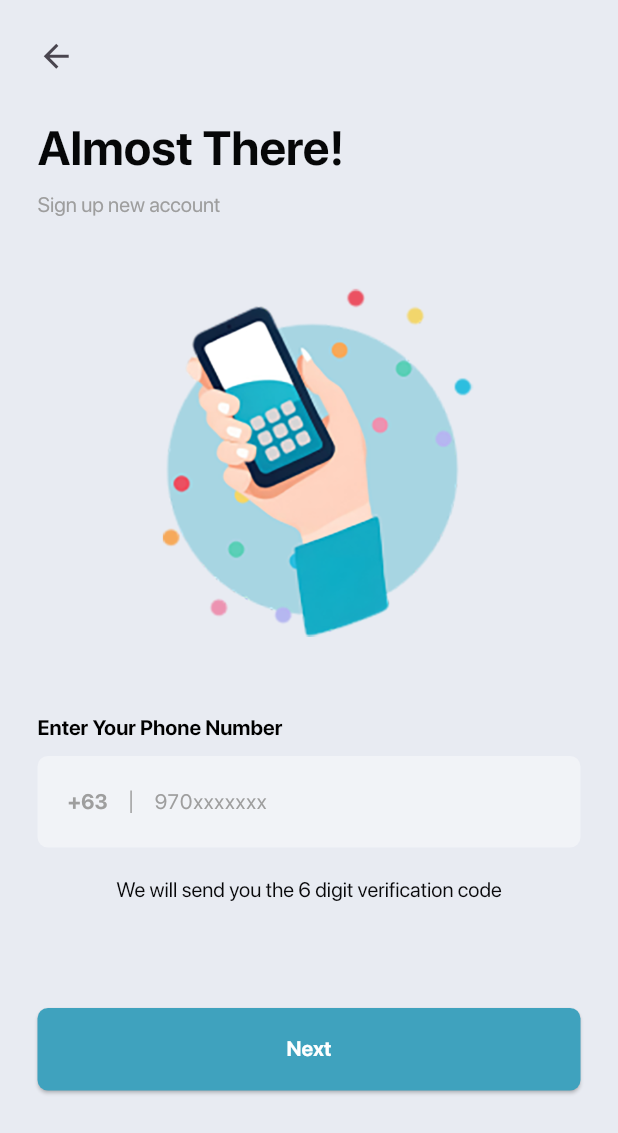
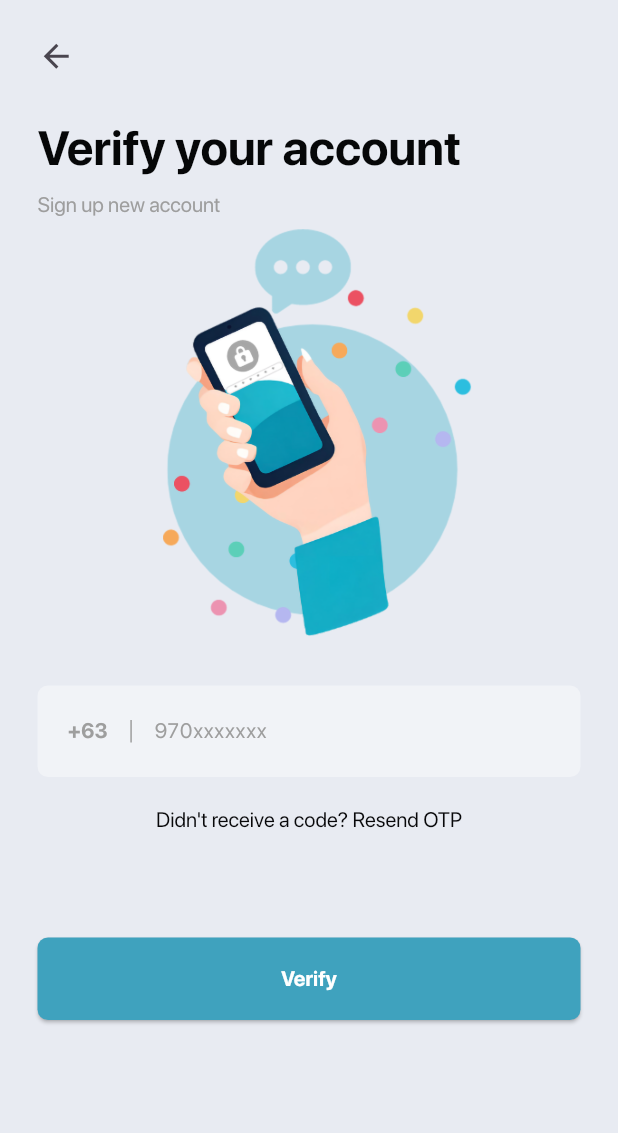
Before and after one commit to Raielaaa/DARA-fleet-management, a Flutter app: the RegisterPhoneNumber screen opened by its route, after a tap on "Next", on a phone screen of 412 x 824 dp. Shown: the top 1133 px of the screen. Run offline on Flutter 3.47's test engine with Material 3 defaults, Android fonts, the phone set to English and light mode, and no system bars; our stand-ins replace video_player; missing offline and left inert: flutter_rounded_date_picker.

Commit message:
v1.7 added register veiry phone number

```diff
--- a/lib/main.dart
+++ b/lib/main.dart
@@ -3,6 +3,7 @@ import 'package:dara_app/view/pages/account/login/login.dart';
 import 'package:dara_app/view/pages/account/register/register.dart';
 import 'package:dara_app/view/pages/account/register/register_email_pass.dart';
 import 'package:dara_app/view/pages/account/register/register_phone_number.dart';
+import 'package:dara_app/view/pages/account/register/register_verify_phone.dart';
 import 'package:dara_app/view/pages/carousel/widgets/page_1.dart';
 import 'package:dara_app/view/pages/carousel/widgets/page_2.dart';
 import 'package:dara_app/view/pages/carousel/widgets/page_3.dart';
@@ -43,6 +44,7 @@ class MyApp extends StatelessWidget {
           "register_name_birthday": (context) => const Register(),
           "register_email_pass": (context) => const RegisterEmailPass(),
           "register_phone_number": (context) => const RegisterPhoneNumber(),
+          "register_verify_number": (context) => const RegisterVerifyNumber(),
 
           //  Login main
           "login_main": (context) => const LoginMain()
--- a/lib/view/pages/account/register/register_phone_number.dart
+++ b/lib/view/pages/account/register/register_phone_number.dart
@@ -137,7 +137,9 @@ class _RegisterPhoneNumberState extends State<RegisterPhoneNumber> {
             SizedBox(
               child: CustomComponents.displayElevatedButton(
                 ProjectStrings.general_next_button,
-                onPressed: () {},
+                onPressed: () {
+                  Navigator.pushNamed(context, "register_verify_number");
+                },
               ),
             ),
           ],
--- a/lib/view/pages/account/register/register_verify_phone.dart
+++ b/lib/view/pages/account/register/register_verify_phone.dart
@@ -0,0 +1,139 @@
+import "package:dara_app/view/shared/colors.dart";
+import "package:dara_app/view/shared/components.dart";
+import "package:dara_app/view/shared/strings.dart";
+import "package:flutter/material.dart";
+
+class RegisterVerifyNumber extends StatefulWidget {
+  const RegisterVerifyNumber({super.key});
+
+  @override
+  State<RegisterVerifyNumber> createState() => _RegisterVerifyNumberState();
+}
+
+class _RegisterVerifyNumberState extends State<RegisterVerifyNumber> {
+  @override
+  Widget build(BuildContext context) {
+    return Material(
+      child: Container(
+        padding: const EdgeInsets.all(25),
+        color: Color(int.parse(ProjectColors.mainColorBackground.substring(2), radix: 16)),
+        child: ListView(
+          children: [
+            Container(
+              //  Back button
+              alignment: Alignment.centerLeft,
+              child: IconButton(
+                onPressed: () {
+                  Navigator.pushNamed(context, "register_phone_number");
+                },
+                icon: const Icon(Icons.arrow_back),
+                iconSize: 25.0, // desired size
+                padding: EdgeInsets.zero,
+                constraints: const BoxConstraints(), // override default min size of 48px
+                style: const ButtonStyle(
+                  tapTargetSize: MaterialTapTargetSize.shrinkWrap,
+                ),
+              ),
+            ),
+
+            //  Text header
+            const SizedBox(height: 30),
+            CustomComponents.displayText(
+              ProjectStrings.register_verify_number_header,
+              fontWeight: FontWeight.bold,
+              fontSize: 32,
+              color: Color(int.parse(ProjectColors.blackHeader.substring(2), radix: 16)),
+            ),
+
+            //  Text subheader
+            const SizedBox(height: 10),
+            CustomComponents.displayText(
+              ProjectStrings.register_verify_subheader,
+              fontSize: 14,
+              color: Colors.grey
+            ),
+
+            //  Image display
+            Padding(
+              padding: const EdgeInsets.symmetric(horizontal: 30),
+              child: Image.asset("lib/assets/pictures/phone_2.png"),
+            ),
+
+            //  Text - phone number textfield
+            const SizedBox(height: 10),
+            Container(
+              decoration: BoxDecoration(
+                color: Colors.white38,
+                borderRadius: BorderRadius.circular(7)
+              ),
+              child: Padding(
+                padding: const EdgeInsets.symmetric(horizontal: 20, vertical: 10),
+                child: Row(
+                  children: [
+                    //  Text - 63
+                    CustomComponents.displayText(
+                      ProjectStrings.register_phone_number_63,
+                      fontWeight: FontWeight.bold,
+                      fontSize: 14,
+                      color: Colors.grey
+                    ),
+
+                    //  Vertical divider
+                    const SizedBox(width: 15),
+                    Container(
+                      height: 15,
+                      width: 1,
+                      color: Colors.grey,
+                    ),
+                    const SizedBox(width: 15),
+
+                    //  Textfield - phone number input
+                    Expanded(
+                      child: Padding(
+                        padding: const EdgeInsets.symmetric(vertical: 10),
+                        child: TextField(
+                          style: TextStyle(
+                            fontSize: 14,
+                            fontFamily: ProjectStrings.general_font_family,
+                            color: Color(int.parse(ProjectColors.blackBody.substring(2), radix: 16))
+                          ),
+                          keyboardType: TextInputType.phone,
+                          decoration: InputDecoration.collapsed(
+                            hintText: ProjectStrings.register_phone_number_label_hint,
+                            hintStyle: const TextStyle(
+                              fontFamily: ProjectStrings.general_font_family,
+                              fontSize: 14,
+                              color: Colors.grey
+                            )
+                          ),
+                        ),
+                      ),
+                    )
+                  ],
+                ),
+              ),
+            ),
+
+            //  Text - didn't receive code
+            const SizedBox(height: 20),
+            CustomComponents.displayText(
+              ProjectStrings.register_verify_resent_otp,
+              textAlign: TextAlign.center,
+              color: Color(int.parse(ProjectColors.blackBody.substring(2), radix: 16))
+            ),
+            const SizedBox(height: 20),
+
+            //  Next Button
+            const SizedBox(height: 50),
+            SizedBox(
+              child: CustomComponents.displayElevatedButton(
+                ProjectStrings.register_verify_button,
+                onPressed: () {},
+              ),
+            ),
+          ],
+        ),
+      ),
+    );
+  }
+}
--- a/lib/view/shared/strings.dart
+++ b/lib/view/shared/strings.dart
@@ -104,7 +104,6 @@ class ProjectStrings {
   static String terms_and_conditions_accept_button = "Accept";
   static String terms_and_conditions_decline_button = "Decline";
 
-
   //  Register page - phone number
   static String register_phone_number_header = "Nearly done!";
   static String register_phone_number_subheader = "Sign up new account";
@@ -112,4 +111,10 @@ class ProjectStrings {
   static String register_phone_number_send_verification = "We will send you the 6 digit verification code";
   static String register_phone_number_63 = "+63";
   static String register_phone_number_label_hint = "970xxxxxxx";
+
+  //  Register page - verify phone number
+  static String register_verify_number_header = "Verify your account";
+  static String register_verify_subheader = "Sign up new account";
+  static String register_verify_resent_otp = "Didn't receive a code? Resend OTP";
+  static String register_verify_button = "Verify";
 }
```
Also changed, not shown: lib/assets/pictures/phone_1.png, lib/assets/pictures/phone_2.png.
